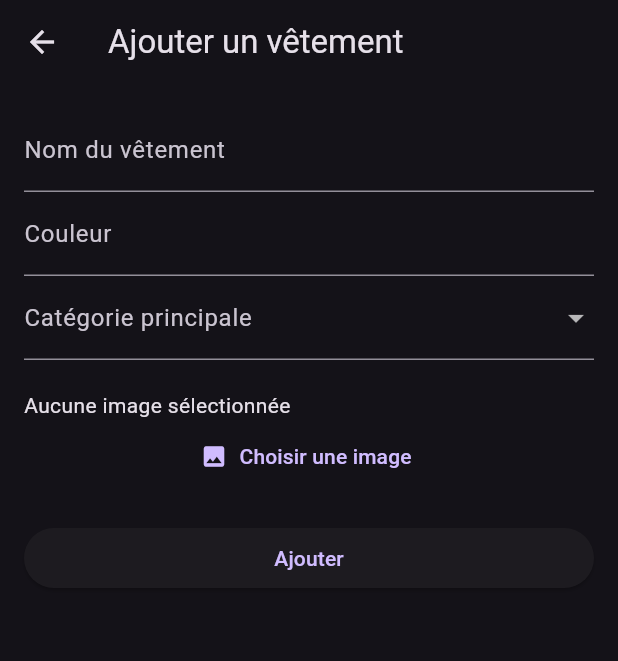
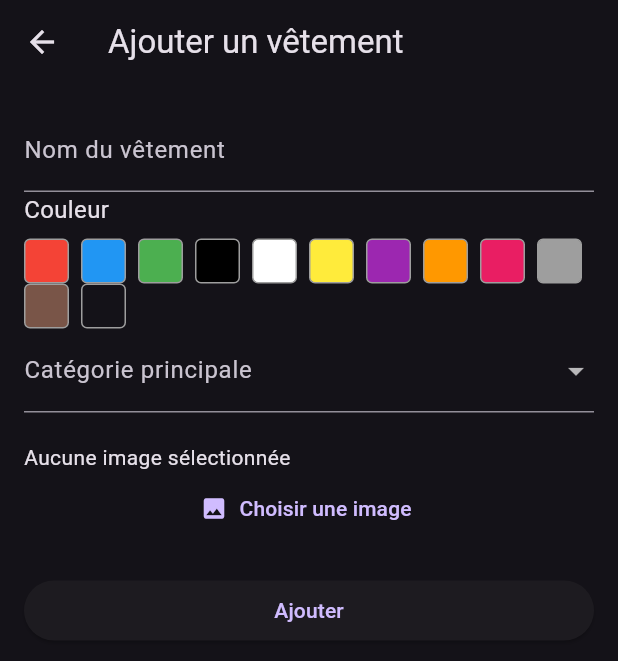
Before and after one commit to sisoubou/Projet-perso---Closet-Buddy, a Flutter app: the screen it shows once a user with an empty profile is signed in, after a tap on the "add" icon, on a phone screen of 412 x 824 dp. Shown: the top 661 px of the screen. Run offline on Flutter 3.47's test engine with Material 3 defaults, Android fonts, the phone set to English and light mode, and no system bars; our stand-ins replace cloud_firestore, firebase_auth, firebase_core, firebase_storage, image_picker; missing offline and left inert: firebase_app_check; accounts and stored records are empty.

Commit message:
Mise en place des catégories de couleurs

```diff
--- a/lib/screens/add_clothing_screen.dart
+++ b/lib/screens/add_clothing_screen.dart
@@ -29,11 +29,27 @@ class AddClothingScreenState extends State<AddClothingScreen> {
   List<String> _subCategoryOptions = [];
   final List<String> _mainCategories = ['Haut', 'Bas', 'Chaussures', 'Accessoires'];
   final Map<String, List<String>> _subCategoriesMap = {
-    'Haut': ['T-shirt', 'Pull', 'Chemise'],
-    'Bas': ['Jean', 'Jupe', 'Pantalon'],
-    'Chaussures': ['Baskets', 'Bottes', 'Sandales'],
+    'Haut': ['T-shirt', 'Pull', 'Chemise', 'Veste'],
+    'Bas': ['Jean', 'Jupe', 'Pantalon', 'Short'],
+    'Chaussures': ['Baskets', 'Bottes', 'Sandales', 'Talons'],
     'Accessoires': ['Ceinture', 'Sac', 'Chapeau'],
   };
+  final List<String> _colorOptions = ['Rouge', 'Bleu', 'Vert', 'Noir', 'Blanc', 'Jaune', 'Violet', 'Orange', 'Rose', 'Gris', 'Marron', 'Multicoulore'];
+  final Map<String, Color> _colorMap = {
+  'Rouge': Colors.red,
+  'Bleu': Colors.blue,
+  'Vert': Colors.green,
+  'Noir': Colors.black,
+  'Blanc': Colors.white,
+  'Jaune': Colors.yellow,
+  'Violet': Colors.purple,
+  'Orange': Colors.orange,
+  'Rose': Colors.pink,
+  'Gris': Colors.grey,
+  'Marron': Colors.brown,
+  'Multicoulore': Colors.transparent,
+};
+
 
   Future<void> _pickImage() async {
     final picker = ImagePicker();
@@ -208,10 +224,35 @@ class AddClothingScreenState extends State<AddClothingScreen> {
                 onSaved: (v) => _name = v!,
               ),
 
-              TextFormField(
-                decoration: const InputDecoration(labelText: 'Couleur'),
-                onSaved: (v) => _color = v ?? '',
+              Text('Couleur', style: TextStyle(fontSize: 16)),
+              const SizedBox(height: 8),
+              Wrap(
+                spacing: 8,
+                children: _colorOptions.map((colorName) {
+                  final color = _colorMap[colorName]!;
+                  final isSelected = _color == colorName;
+                  return GestureDetector(
+                    onTap: () {
+                      setState(() {
+                        _color = colorName;
+                      });
+                    },
+                    child: Container(
+                      width: 30,
+                      height: 30,
+                      decoration: BoxDecoration(
+                        color: color,
+                        border: Border.all(
+                          color: isSelected ? Colors.black : Colors.grey,
+                          width: isSelected ? 3 : 1,
+                        ),
+                        borderRadius: BorderRadius.circular(4),
+                      ),
+                    ),
+                  );
+                }).toList(),
               ),
+
 
               DropdownButtonFormField<String>(
                 initialValue: _mainCategory.isEmpty ? null : _mainCategory,
```
Also changed, not shown: lib/screens/edit_clothing_screen.dart (+41 -4 lines).
